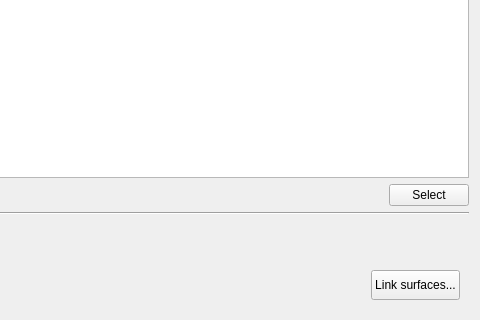
Above: SIM-VICUS/src/SVPropBuildingComponentsWidget.ui from ghorwin/SIM-VICUS before the change; both pictures show x 421 to 901 and y 567 to 887 of the 901 by 887 pixel window. Below: the same form after it.
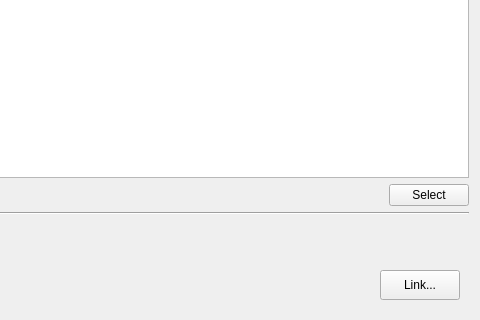
That is the form after the change.

Commit message: Updated icon naming

```diff
--- a/SIM-VICUS/src/SVPropBuildingComponentsWidget.ui
+++ b/SIM-VICUS/src/SVPropBuildingComponentsWidget.ui
@@ -185,7 +185,7 @@
            </size>
           </property>
           <property name="text">
-           <string>Link surfaces...</string>
+           <string>Link...</string>
           </property>
           <property name="iconSize">
            <size>
```
The commit also changes 1 other file.
